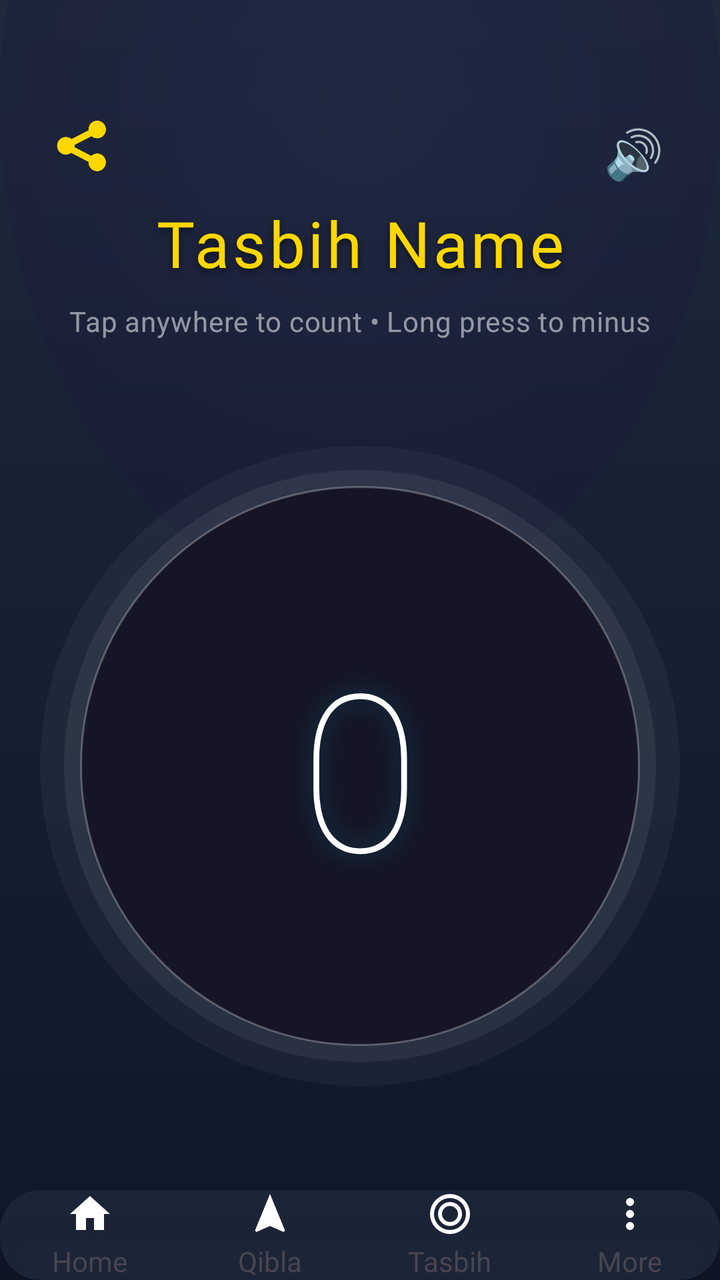
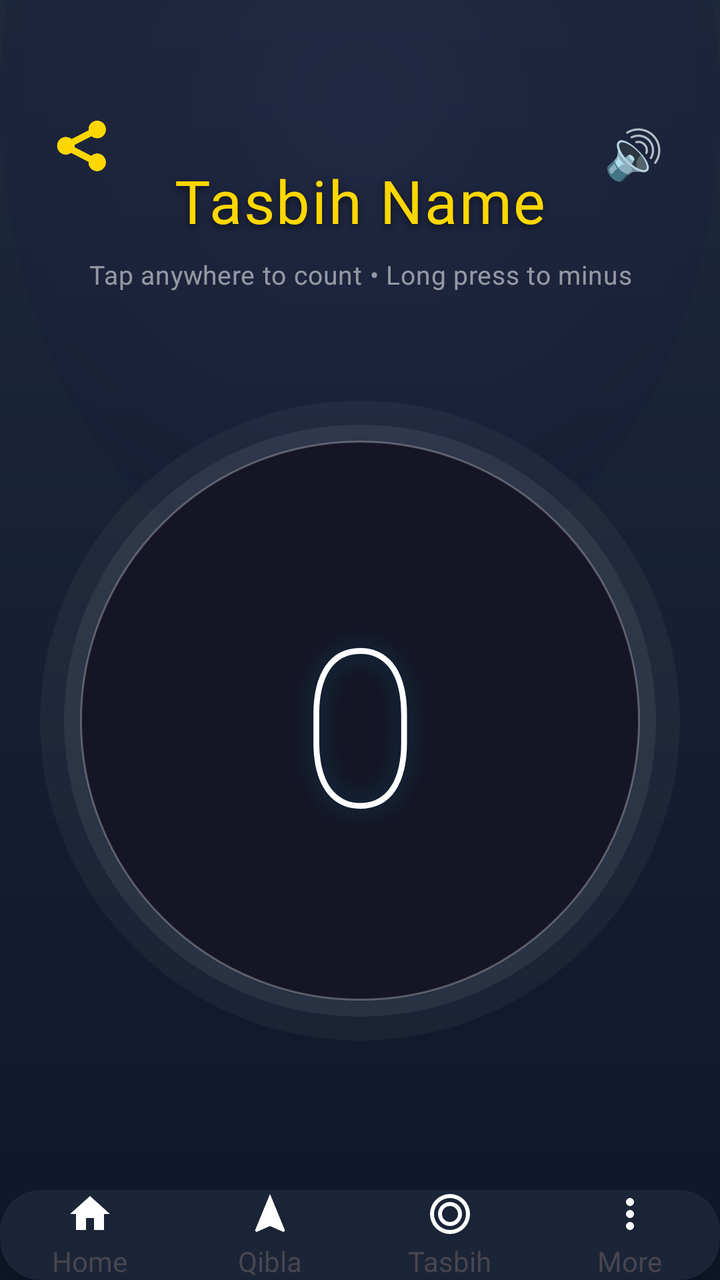

Two renders of the same Android screen: before a commit and after it. Below are the layout's source before the change and the commit's diff.
<!-- AndroidManifest.xml: application theme Theme.PrayerClock -->
<!-- res/layout/activity_tasbih_counter.xml -->
<?xml version="1.0" encoding="utf-8"?>
<RelativeLayout xmlns:android="http://schemas.android.com/apk/res/android"
    xmlns:app="http://schemas.android.com/apk/res-auto"
    android:id="@+id/rootLayout"
    android:layout_width="match_parent"
    android:layout_height="match_parent"
    android:background="@drawable/bg_gradient_main"
    android:clickable="true"
    android:focusable="true">

    
    <View
        android:layout_width="500dp"
        android:layout_height="500dp"
        android:layout_centerHorizontal="true"
        android:layout_marginTop="-200dp"
        android:alpha="0.3"
        android:background="@drawable/circle_glow" />

    
    

    
    <ImageView
        android:id="@+id/btnShare"
        android:layout_width="50dp"
        android:layout_height="50dp"
        android:layout_alignParentStart="true"
        android:layout_marginTop="48dp"
        android:layout_marginStart="16dp"
        android:padding="12dp"
        android:src="@drawable/ic_share"
        app:tint="@color/gold_accent"
        android:background="?attr/selectableItemBackgroundBorderless"
        android:clickable="true"
        android:focusable="true"/>

    
    <TextView
        android:id="@+id/btnSoundToggle"
        android:layout_width="wrap_content"
        android:layout_height="wrap_content"
        android:layout_alignParentEnd="true"
        android:layout_marginTop="48dp"
        android:layout_marginEnd="16dp"
        android:padding="12dp"
        android:text="🔊"
        android:textSize="24sp"
        android:background="?attr/selectableItemBackgroundBorderless"
        android:clickable="true"
        android:focusable="true"/>

    
    <TextView
        android:id="@+id/tvTasbihName"
        android:layout_width="match_parent"
        android:layout_height="wrap_content"
        android:layout_marginTop="100dp"
        android:layout_marginHorizontal="24dp"
        android:fontFamily="@font/sakkal"
        android:gravity="center"
        android:text="Tasbih Name"
        android:textColor="@color/gold_accent"
        android:textSize="32sp"
        android:letterSpacing="0.05"
        android:shadowColor="#80000000"
        android:shadowDx="0"
        android:shadowDy="4"
        android:shadowRadius="8"/>

    
    <TextView
        android:layout_width="match_parent"
        android:layout_height="wrap_content"
        android:layout_below="@id/tvTasbihName"
        android:layout_marginTop="8dp"
        android:gravity="center"
        android:text="Tap anywhere to count • Long press to minus"
        android:textColor="#88FFFFFF"
        android:textSize="14sp"
        android:fontFamily="sans-serif"
        android:letterSpacing="0.02"/>

    
    <RelativeLayout
        android:id="@+id/counterContainer"
        android:layout_width="320dp"
        android:layout_height="320dp"
        android:layout_below="@id/tvTasbihName"
        android:layout_centerHorizontal="true"
        android:layout_marginTop="80dp"
        android:background="@drawable/bg_premium_circle"
        android:elevation="12dp">

        <androidx.appcompat.widget.AppCompatTextView
            android:id="@+id/tvCounter"
            android:layout_width="match_parent"
            android:layout_height="match_parent"
            android:layout_centerInParent="true"
            android:gravity="center"
            android:padding="32dp"
            android:text="0"
            android:textColor="#FFFFFF"
            android:fontFamily="sans-serif-thin"
            app:autoSizeTextType="uniform"
            app:autoSizeMinTextSize="30sp"
            app:autoSizeMaxTextSize="110sp"
            app:autoSizeStepGranularity="2sp"
            android:textStyle="normal"
            android:shadowColor="#5000DDFF"
            android:shadowDx="0"
            android:shadowDy="0"
            android:shadowRadius="30"/>
            
    </RelativeLayout>

    
    <FrameLayout
        android:id="@+id/adContainer"
        android:layout_width="match_parent"
        android:layout_height="wrap_content"
        android:layout_centerHorizontal="true"
        android:layout_above="@id/nav_include"
        android:layout_marginBottom="8dp" />

    
    <include
        android:id="@+id/nav_include"
        layout="@layout/layout_bottom_nav"
        android:layout_width="match_parent"
        android:layout_height="wrap_content"
        android:layout_alignParentBottom="true" />
        
</RelativeLayout>
<!-- res/layout/layout_bottom_nav.xml (included above) -->
<?xml version="1.0" encoding="utf-8"?>
<androidx.cardview.widget.CardView xmlns:android="http://schemas.android.com/apk/res/android"
    xmlns:app="http://schemas.android.com/apk/res-auto"
    android:id="@+id/navCard"
    android:layout_width="match_parent"
    android:layout_height="70dp"
    android:layout_margin="12dp"
    app:cardBackgroundColor="#CC1E293B"
    app:cardCornerRadius="20dp"
    app:cardElevation="8dp">

    <LinearLayout
        android:layout_width="match_parent"
        android:layout_height="match_parent"
        android:orientation="horizontal"
        android:weightSum="4">

        
        <LinearLayout
            android:id="@+id/navHome"
            android:layout_width="0dp"
            android:layout_height="match_parent"
            android:layout_weight="1"
            android:clickable="true"
            android:focusable="true"
            android:gravity="center"
            android:orientation="vertical"
            android:background="?attr/selectableItemBackground">

            <ImageView
                android:id="@+id/ivHome"
                android:layout_width="24dp"
                android:layout_height="24dp"
                android:src="@drawable/ic_home_nav" />

            <TextView
                android:id="@+id/tvHome"
                android:layout_width="wrap_content"
                android:layout_height="wrap_content"
                android:layout_marginTop="2dp"
                android:fontFamily="@font/jameel_noori_nastaleeq"
                android:text="Home"
                android:textSize="14sp" />
        </LinearLayout>

        
        <LinearLayout
            android:id="@+id/navQibla"
            android:layout_width="0dp"
            android:layout_height="match_parent"
            android:layout_weight="1"
            android:clickable="true"
            android:focusable="true"
            android:gravity="center"
            android:orientation="vertical"
            android:background="?attr/selectableItemBackground">

            <ImageView
                android:id="@+id/ivQibla"
                android:layout_width="24dp"
                android:layout_height="24dp"
                android:src="@drawable/ic_qibla_nav" />

            <TextView
                android:id="@+id/tvQibla"
                android:layout_width="wrap_content"
                android:layout_height="wrap_content"
                android:layout_marginTop="2dp"
                android:fontFamily="@font/jameel_noori_nastaleeq"
                android:text="Qibla"
                android:textSize="14sp" />
        </LinearLayout>

        
        <LinearLayout
            android:id="@+id/navTasbih"
            android:layout_width="0dp"
            android:layout_height="match_parent"
            android:layout_weight="1"
            android:clickable="true"
            android:focusable="true"
            android:gravity="center"
            android:orientation="vertical"
            android:background="?attr/selectableItemBackground">

            <ImageView
                android:id="@+id/ivTasbih"
                android:layout_width="24dp"
                android:layout_height="24dp"
                android:src="@drawable/ic_tasbih_nav" />

            <TextView
                android:id="@+id/tvTasbih"
                android:layout_width="wrap_content"
                android:layout_height="wrap_content"
                android:layout_marginTop="2dp"
                android:fontFamily="@font/jameel_noori_nastaleeq"
                android:text="Tasbih"
                android:textSize="14sp" />
        </LinearLayout>

        
        <LinearLayout
            android:id="@+id/navMore"
            android:layout_width="0dp"
            android:layout_height="match_parent"
            android:layout_weight="1"
            android:clickable="true"
            android:focusable="true"
            android:gravity="center"
            android:orientation="vertical"
            android:background="?attr/selectableItemBackground">

            <ImageView
                android:id="@+id/ivMore"
                android:layout_width="24dp"
                android:layout_height="24dp"
                android:src="@drawable/ic_more_nav" />

            <TextView
                android:id="@+id/tvMore"
                android:layout_width="wrap_content"
                android:layout_height="wrap_content"
                android:layout_marginTop="2dp"
                android:fontFamily="@font/jameel_noori_nastaleeq"
                android:text="More"
                android:textSize="14sp" />
        </LinearLayout>

    </LinearLayout>
</androidx.cardview.widget.CardView>
<!-- resources referenced by this layout -->
<resources>
  <color name="gold_accent">#FFD700</color>
  <!-- drawable bg_gradient_main (drawable) -->
  <?xml version="1.0" encoding="utf-8"?>
  <shape xmlns:android="http://schemas.android.com/apk/res/android"
      android:shape="rectangle">
      <gradient
          android:type="linear"
          android:angle="270"
          android:startColor="#1E293B"
          android:endColor="#0F172A" />
  </shape>
  <!-- drawable circle_glow (drawable) -->
  <?xml version="1.0" encoding="utf-8"?>
  <shape xmlns:android="http://schemas.android.com/apk/res/android"
      android:shape="oval">
      <gradient
          android:type="radial"
          android:gradientRadius="400dp"
          android:startColor="#2A2A5A"
          android:endColor="#0A0A1A"/>
  </shape>
  <!-- drawable ic_home_nav (drawable) -->
  <vector xmlns:android="http://schemas.android.com/apk/res/android"
      android:width="24dp"
      android:height="24dp"
      android:viewportWidth="24"
      android:viewportHeight="24"
      android:tint="#FFFFFF">
    <path
        android:fillColor="@android:color/white"
        android:pathData="M10,20V14H14V20H19V12H22L12,3L2,12H5V20H10Z"/>
  </vector>
  <!-- drawable ic_more_nav (drawable) -->
  <vector xmlns:android="http://schemas.android.com/apk/res/android"
      android:width="24dp"
      android:height="24dp"
      android:viewportWidth="24"
      android:viewportHeight="24"
      android:tint="#FFFFFF">
    <path
        android:fillColor="@android:color/white"
        android:pathData="M12,8c1.1,0 2,-0.9 2,-2s-0.9,-2 -2,-2 -2,0.9 -2,2 0.9,2 2,2zM12,10c-1.1,0 -2,0.9 -2,2s0.9,2 2,2 2,-0.9 2,-2 -0.9,-2 -2,-2zM12,16c-1.1,0 -2,0.9 -2,2s0.9,2 2,2 2,-0.9 2,-2 -0.9,-2 -2,-2z"/>
  </vector>
  <!-- drawable ic_qibla_nav (drawable) -->
  <vector xmlns:android="http://schemas.android.com/apk/res/android"
      android:width="24dp"
      android:height="24dp"
      android:viewportWidth="24"
      android:viewportHeight="24"
      android:tint="#FFFFFF">
    <path
        android:fillColor="@android:color/white"
        android:pathData="M12,2L4.5,20.29L5.21,21L12,18L18.79,21L19.5,20.29L12,2Z"/>
  </vector>
  <!-- drawable ic_tasbih_nav (drawable) -->
  <vector xmlns:android="http://schemas.android.com/apk/res/android"
      android:width="24dp"
      android:height="24dp"
      android:viewportWidth="24"
      android:viewportHeight="24"
      android:tint="#FFFFFF">
    <path
        android:fillColor="@android:color/white"
        android:pathData="M12,2A10,10 0,0 0,2 12A10,10 0,0 0,12 22A10,10 0,0 0,22 12A10,10 0,0 0,12 2M12,4A8,8 0,0 1,20 12A8,8 0,0 1,12 20A8,8 0,0 1,4 12A8,8 0,0 1,12 4M12,6A6,6 0,0 0,6 12A6,6 0,0 0,12 18A6,6 0,0 0,18 12A6,6 0,0 0,12 6M12,8A4,4 0,0 1,16 12A4,4 0,0 1,12 16A4,4 0,0 1,8 12A4,4 0,0 1,12 8Z"/>
  </vector>
  <style name="Theme.PrayerClock" parent="Base.Theme.PrayerClock" />
  <style name="Base.Theme.PrayerClock" parent="Theme.Material3.DayNight.NoActionBar">
          
          <item name="colorPrimary">@color/midnight_blue</item>
          <item name="colorPrimaryVariant">@color/slate_900</item>
          <item name="android:statusBarColor">#1E293B</item> 
          <item name="android:windowLightStatusBar" tools:targetApi="m">false</item>
          <item name="android:windowBackground">@color/midnight_blue</item>
          <item name="android:colorBackground">@color/midnight_blue</item>
      </style>
  <color name="midnight_blue">#0F172A</color>
  <color name="slate_900">#1E293B</color>
  <!-- unchanged entries left out for length: 2 -->
</resources>

<!-- the commit's change to res/layout/activity_tasbih_counter.xml (unified diff, before → after) -->
@@ -55,14 +55,14 @@
         android:id="@+id/tvTasbihName"
         android:layout_width="match_parent"
         android:layout_height="wrap_content"
-        android:layout_marginTop="100dp"
+        android:layout_marginTop="80dp"
         android:layout_marginHorizontal="24dp"
         android:fontFamily="@font/sakkal"
         android:gravity="center"
         android:text="Tasbih Name"
         android:textColor="@color/gold_accent"
-        android:textSize="32sp"
-        android:letterSpacing="0.05"
+        android:textSize="30sp"
+        android:letterSpacing="0.03"
         android:shadowColor="#80000000"
         android:shadowDx="0"
         android:shadowDy="4"
@@ -70,14 +70,30 @@
 
     
     <TextView
+        android:id="@+id/tvTasbihContent"
         android:layout_width="match_parent"
         android:layout_height="wrap_content"
         android:layout_below="@id/tvTasbihName"
+        android:layout_marginTop="4dp"
+        android:layout_marginHorizontal="24dp"
+        android:fontFamily="@font/sakkal"
+        android:gravity="center"
+        android:text="Tasbih Words"
+        android:textColor="#E2E8F0"
+        android:textSize="21sp"
+        android:visibility="gone"/>
+
+    
+    <TextView
+        android:id="@+id/tvInstruction"
+        android:layout_width="match_parent"
+        android:layout_height="wrap_content"
+        android:layout_below="@id/tvTasbihContent"
         android:layout_marginTop="8dp"
         android:gravity="center"
         android:text="Tap anywhere to count • Long press to minus"
         android:textColor="#88FFFFFF"
-        android:textSize="14sp"
+        android:textSize="13sp"
         android:fontFamily="sans-serif"
         android:letterSpacing="0.02"/>
 
